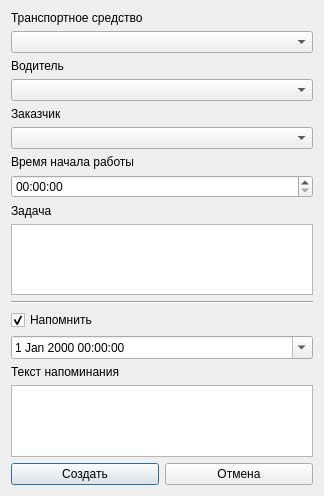
Old version of the form !Dispatcher/newTaskForm.ui in the repository viktor1856/Disptacher.
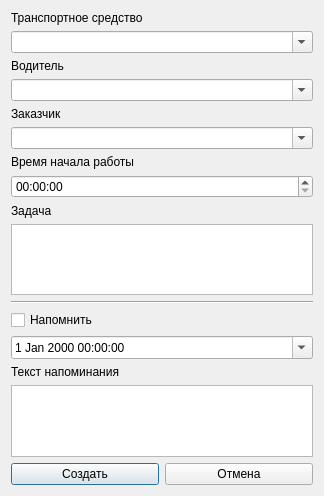
New version of the form.

Commit message: ->Добавление задачи в БД без напоминаний -> Улучшеная выборка задач на день -> Коректировка формы задач на день

What changed in the file:
```diff
--- a/!Dispatcher/newTaskForm.ui
+++ b/!Dispatcher/newTaskForm.ui
@@ -27,7 +27,11 @@
       </widget>
      </item>
      <item>
-      <widget class="QComboBox" name="comboBox"/>
+      <widget class="QComboBox" name="comboBox">
+       <property name="editable">
+        <bool>true</bool>
+       </property>
+      </widget>
      </item>
      <item>
       <widget class="QLabel" name="label_2">
@@ -40,7 +44,11 @@
       </widget>
      </item>
      <item>
-      <widget class="QComboBox" name="comboBox_2"/>
+      <widget class="QComboBox" name="comboBox_2">
+       <property name="editable">
+        <bool>true</bool>
+       </property>
+      </widget>
      </item>
      <item>
       <widget class="QLabel" name="label_4">
@@ -53,7 +61,11 @@
       </widget>
      </item>
      <item>
-      <widget class="QComboBox" name="comboBox_3"/>
+      <widget class="QComboBox" name="comboBox_3">
+       <property name="editable">
+        <bool>true</bool>
+       </property>
+      </widget>
      </item>
      <item>
       <widget class="QLabel" name="label_3">
@@ -105,7 +117,7 @@
         <string>Напомнить</string>
        </property>
        <property name="checked">
-        <bool>true</bool>
+        <bool>false</bool>
        </property>
       </widget>
      </item>
```
The commit also changes 4 other files.
